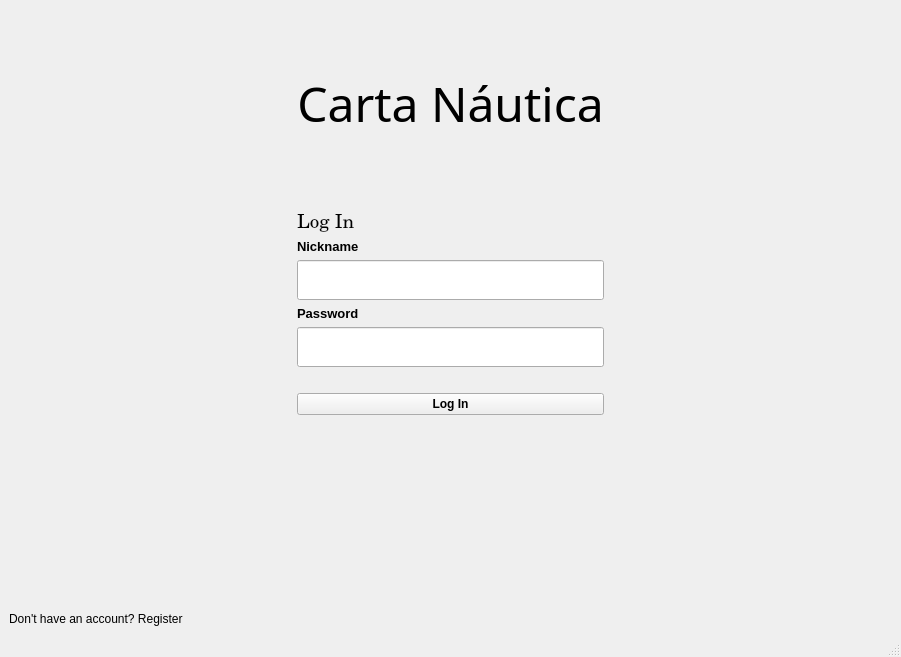
First picture: the form in mainwindow.ui, repository raqquel21/carta-nautica, before the edit.
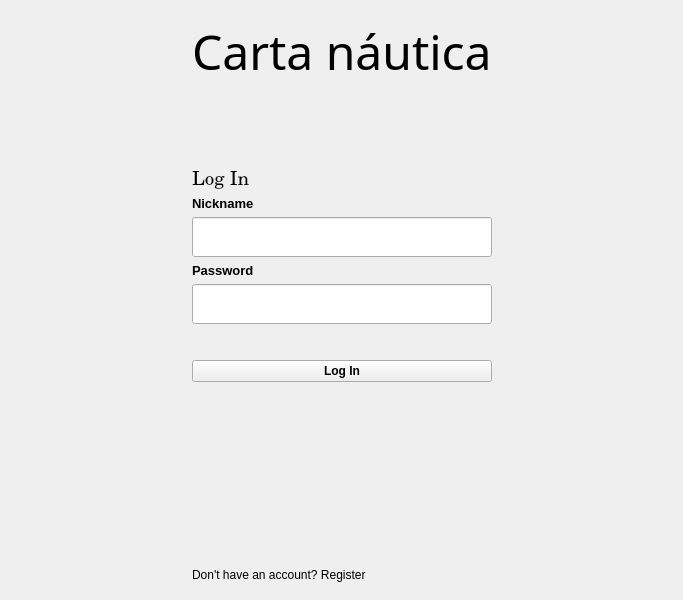
Second picture: the form after the edit.

Commit message:
Nueva UI + cambio del cpp para las paginas
Creo que solo hace falta estos dos archivos que alguien lo revise xD

Patch:
```diff
--- a/mainwindow.ui
+++ b/mainwindow.ui
@@ -6,57 +6,69 @@
    <rect>
     <x>0</x>
     <y>0</y>
-    <width>901</width>
-    <height>657</height>
+    <width>683</width>
+    <height>600</height>
    </rect>
   </property>
   <property name="windowTitle">
    <string>MainWindow</string>
   </property>
   <widget class="QWidget" name="centralwidget">
-   <layout class="QGridLayout" name="gridLayout_2">
-    <item row="5" column="1" colspan="3">
-     <layout class="QGridLayout" name="gridLayout_5">
-      <item row="6" column="0">
-       <widget class="QLabel" name="label_password">
-        <property name="font">
-         <font>
-          <pointsize>10</pointsize>
-          <bold>true</bold>
-         </font>
-        </property>
-        <property name="text">
-         <string>Password</string>
-        </property>
-       </widget>
-      </item>
-      <item row="5" column="0">
-       <spacer name="verticalSpacer_6">
+   <layout class="QGridLayout" name="gridLayout_3">
+    <item row="0" column="0">
+     <widget class="QStackedWidget" name="stackedWidget">
+      <property name="minimumSize">
+       <size>
+        <width>661</width>
+        <height>0</height>
+       </size>
+      </property>
+      <property name="currentIndex">
+       <number>0</number>
+      </property>
+      <widget class="QWidget" name="login">
+       <property name="minimumSize">
+        <size>
+         <width>661</width>
+         <height>0</height>
+        </size>
+       </property>
+       <layout class="QGridLayout" name="gridLayout_6">
+        <item row="1" column="2">
+         <spacer name="horizontalSpacer">
         <property name="orientation">
-         <enum>Qt::Orientation::Vertical</enum>
+           <enum>Qt::Orientation::Horizontal</enum>
+          </property>
+          <property name="sizeType">
+           <enum>QSizePolicy::Policy::MinimumExpanding</enum>
         </property>
         <property name="sizeHint" stdset="0">
          <size>
-          <width>20</width>
-          <height>100</height>
+            <width>40</width>
+            <height>20</height>
          </size>
         </property>
        </spacer>
       </item>
       <item row="1" column="0">
-       <spacer name="verticalSpacer_4">
+         <spacer name="horizontalSpacer_2">
         <property name="orientation">
-         <enum>Qt::Orientation::Vertical</enum>
+           <enum>Qt::Orientation::Horizontal</enum>
+          </property>
+          <property name="sizeType">
+           <enum>QSizePolicy::Policy::MinimumExpanding</enum>
         </property>
         <property name="sizeHint" stdset="0">
          <size>
-          <width>20</width>
-          <height>250</height>
+            <width>40</width>
+            <height>20</height>
          </size>
         </property>
        </spacer>
       </item>
-      <item row="3" column="0">
+        <item row="1" column="1">
+         <layout class="QGridLayout" name="gridLayout_5">
+          <item row="3" column="1">
        <widget class="QLabel" name="label_nickname">
         <property name="sizePolicy">
          <sizepolicy hsizetype="Preferred" vsizetype="Maximum">
@@ -75,7 +87,7 @@
         </property>
        </widget>
       </item>
-      <item row="2" column="0">
+          <item row="2" column="1">
        <widget class="QLabel" name="label_logIn">
         <property name="font">
          <font>
@@ -88,7 +100,20 @@
         </property>
        </widget>
       </item>
-      <item row="7" column="0">
+          <item row="8" column="1">
+           <spacer name="verticalSpacer">
+            <property name="orientation">
+             <enum>Qt::Orientation::Vertical</enum>
+            </property>
+            <property name="sizeHint" stdset="0">
+             <size>
+              <width>20</width>
+              <height>200</height>
+             </size>
+            </property>
+           </spacer>
+          </item>
+          <item row="7" column="1">
        <widget class="QLineEdit" name="lineEdit_2">
         <property name="minimumSize">
          <size>
@@ -98,23 +123,33 @@
         </property>
        </widget>
       </item>
-      <item row="4" column="0">
-       <widget class="QLineEdit" name="enter_nickname">
-        <property name="sizePolicy">
-         <sizepolicy hsizetype="MinimumExpanding" vsizetype="MinimumExpanding">
-          <horstretch>0</horstretch>
-          <verstretch>0</verstretch>
-         </sizepolicy>
-        </property>
-        <property name="minimumSize">
+          <item row="5" column="1">
+           <spacer name="verticalSpacer_6">
+            <property name="orientation">
+             <enum>Qt::Orientation::Vertical</enum>
+            </property>
+            <property name="sizeHint" stdset="0">
          <size>
-          <width>0</width>
-          <height>40</height>
-         </size>
-        </property>
-       </widget>
-      </item>
-      <item row="9" column="0">
+              <width>20</width>
+              <height>100</height>
+             </size>
+            </property>
+           </spacer>
+          </item>
+          <item row="6" column="1">
+           <widget class="QLabel" name="label_password">
+            <property name="font">
+             <font>
+              <pointsize>10</pointsize>
+              <bold>true</bold>
+             </font>
+            </property>
+            <property name="text">
+             <string>Password</string>
+            </property>
+           </widget>
+          </item>
+          <item row="9" column="1">
        <widget class="QPushButton" name="buttonLogIn">
         <property name="font">
          <font>
@@ -126,7 +161,7 @@
         </property>
        </widget>
       </item>
-      <item row="10" column="0">
+          <item row="10" column="1">
        <spacer name="verticalSpacer_3">
         <property name="orientation">
          <enum>Qt::Orientation::Vertical</enum>
@@ -139,35 +174,45 @@
         </property>
        </spacer>
       </item>
-      <item row="8" column="0">
-       <spacer name="verticalSpacer">
-        <property name="orientation">
-         <enum>Qt::Orientation::Vertical</enum>
-        </property>
-        <property name="sizeHint" stdset="0">
-         <size>
-          <width>20</width>
-          <height>200</height>
-         </size>
-        </property>
-       </spacer>
-      </item>
-     </layout>
-    </item>
     <item row="1" column="1">
-     <spacer name="verticalSpacer_5">
+           <spacer name="verticalSpacer_4">
       <property name="orientation">
        <enum>Qt::Orientation::Vertical</enum>
       </property>
       <property name="sizeHint" stdset="0">
        <size>
         <width>20</width>
-        <height>200</height>
+              <height>250</height>
        </size>
       </property>
      </spacer>
     </item>
-    <item row="3" column="1" colspan="3">
+          <item row="4" column="1">
+           <widget class="QLineEdit" name="enter_nickname">
+            <property name="sizePolicy">
+             <sizepolicy hsizetype="MinimumExpanding" vsizetype="MinimumExpanding">
+              <horstretch>0</horstretch>
+              <verstretch>0</verstretch>
+             </sizepolicy>
+            </property>
+            <property name="minimumSize">
+             <size>
+              <width>0</width>
+              <height>40</height>
+             </size>
+            </property>
+           </widget>
+          </item>
+         </layout>
+        </item>
+        <item row="2" column="1">
+         <widget class="QLabel" name="registrarse">
+          <property name="text">
+           <string>Don't have an account? Register</string>
+          </property>
+         </widget>
+        </item>
+        <item row="0" column="1">
      <widget class="QLabel" name="titulo">
       <property name="sizePolicy">
        <sizepolicy hsizetype="MinimumExpanding" vsizetype="MinimumExpanding">
@@ -182,75 +227,31 @@
        </font>
       </property>
       <property name="text">
-       <string>Carta Náutica</string>
-      </property>
-      <property name="textFormat">
-       <enum>Qt::TextFormat::AutoText</enum>
-      </property>
-      <property name="alignment">
-       <set>Qt::AlignmentFlag::AlignCenter</set>
-      </property>
-     </widget>
-    </item>
-    <item row="2" column="1">
-     <spacer name="verticalSpacer_8">
-      <property name="orientation">
-       <enum>Qt::Orientation::Vertical</enum>
-      </property>
-      <property name="sizeHint" stdset="0">
-       <size>
-        <width>20</width>
-        <height>700</height>
-       </size>
-      </property>
-     </spacer>
-    </item>
-    <item row="8" column="0" rowspan="2" colspan="5">
-     <widget class="QLabel" name="label_registrarse">
+           <string>Carta náutica</string>
+          </property>
+         </widget>
+        </item>
+       </layout>
+      </widget>
+      <widget class="QWidget" name="menuPrincipal">
+       <layout class="QGridLayout" name="gridLayout">
+        <item row="0" column="0">
+         <layout class="QGridLayout" name="gridLayout_7">
+          <item row="0" column="0">
+           <widget class="QPushButton" name="pushButtonVolver">
       <property name="text">
-       <string>Don't have an account? Register</string>
+             <string>Volver</string>
       </property>
      </widget>
     </item>
-    <item row="6" column="4">
-     <spacer name="horizontalSpacer_4">
-      <property name="orientation">
-       <enum>Qt::Orientation::Horizontal</enum>
-      </property>
-      <property name="sizeHint" stdset="0">
-       <size>
-        <width>40</width>
-        <height>20</height>
-       </size>
-      </property>
-     </spacer>
-    </item>
-    <item row="6" column="0">
-     <spacer name="horizontalSpacer_3">
-      <property name="orientation">
-       <enum>Qt::Orientation::Horizontal</enum>
-      </property>
-      <property name="sizeHint" stdset="0">
-       <size>
-        <width>40</width>
-        <height>20</height>
-       </size>
-      </property>
-     </spacer>
-    </item>
-   </layout>
-  </widget>
-  <widget class="QMenuBar" name="menubar">
-   <property name="geometry">
-    <rect>
-     <x>0</x>
-     <y>0</y>
-     <width>901</width>
-     <height>25</height>
-    </rect>
-   </property>
-  </widget>
-  <widget class="QStatusBar" name="statusbar"/>
+         </layout>
+        </item>
+       </layout>
+      </widget>
+     </widget>
+    </item>
+   </layout>
+  </widget>
  </widget>
  <resources/>
  <connections/>
```
Lines whose indentation alone changed are shown as unchanged. The commit also changes 1 other file.
